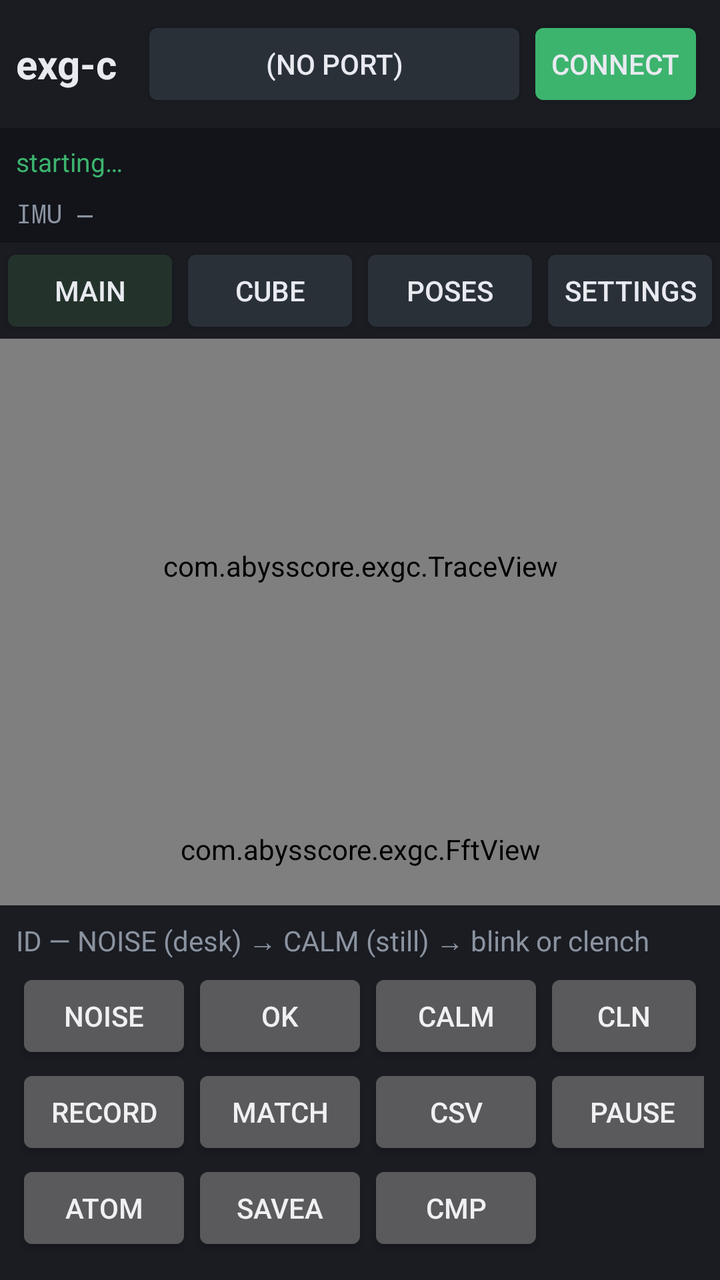
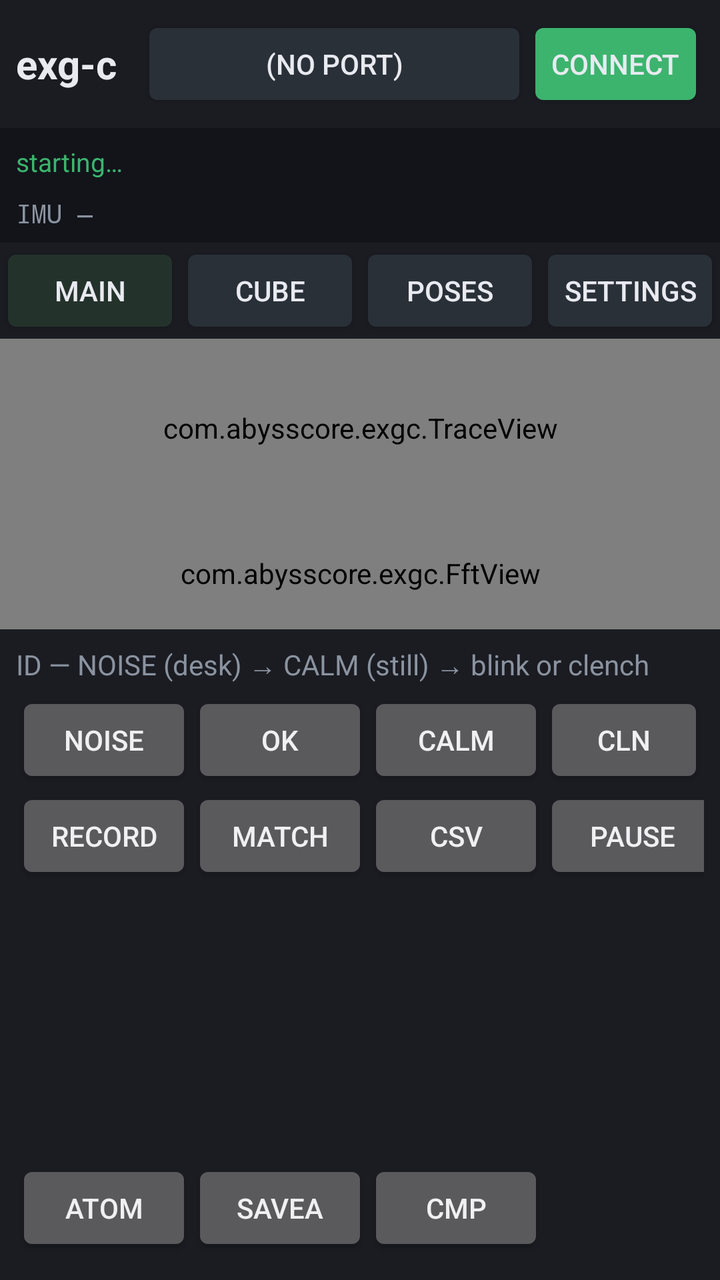

Screens rendered from an Android XML layout before and after an edit, with the pre-edit source and the edit as a unified diff.
<!-- AndroidManifest.xml: application theme android:Theme.DeviceDefault.NoActionBar -->
<!-- res/layout/activity_exg.xml -->
<?xml version="1.0" encoding="utf-8"?>
<LinearLayout xmlns:android="http://schemas.android.com/apk/res/android"
    android:layout_width="match_parent"
    android:layout_height="match_parent"
    android:background="@color/bg"
    android:orientation="vertical">

    <LinearLayout
        android:layout_width="match_parent"
        android:layout_height="wrap_content"
        android:background="@color/panel"
        android:gravity="center_vertical"
        android:padding="8dp">

        <TextView
            android:id="@+id/title"
            android:layout_width="wrap_content"
            android:layout_height="wrap_content"
            android:paddingEnd="12dp"
            android:text="exg-c"
            android:textColor="@color/ink"
            android:textSize="20sp"
            android:textStyle="bold" />

        <Button
            android:id="@+id/port"
            android:layout_width="0dp"
            android:layout_height="wrap_content"
            android:layout_weight="1"
            android:backgroundTint="@color/btn"
            android:text="(no port)"
            android:textColor="@color/ink" />

        <Button
            android:id="@+id/connect"
            android:layout_width="wrap_content"
            android:layout_height="wrap_content"
            android:backgroundTint="@color/ok"
            android:text="Connect"
            android:textColor="@color/ink" />
    </LinearLayout>

    <TextView
        android:id="@+id/status"
        android:layout_width="match_parent"
        android:layout_height="wrap_content"
        android:background="#12141A"
        android:ellipsize="end"
        android:maxLines="2"
        android:padding="8dp"
        android:text="starting…"
        android:textColor="@color/ok"
        android:textSize="13sp" />

    <TextView
        android:id="@+id/imuLine"
        android:layout_width="match_parent"
        android:layout_height="wrap_content"
        android:background="#12141A"
        android:fontFamily="monospace"
        android:paddingLeft="8dp"
        android:paddingRight="8dp"
        android:paddingBottom="6dp"
        android:text="IMU —"
        android:textColor="@color/muted"
        android:textSize="13sp" />

    <LinearLayout
        android:layout_width="match_parent"
        android:layout_height="wrap_content"
        android:background="@color/panel">

        <Button
            android:id="@+id/tabMain"
            android:layout_width="0dp"
            android:layout_height="wrap_content"
            android:layout_weight="1"
            android:backgroundTint="#24322C"
            android:text="Main"
            android:textColor="@color/ink" />

        <Button
            android:id="@+id/tabCube"
            android:layout_width="0dp"
            android:layout_height="wrap_content"
            android:layout_weight="1"
            android:backgroundTint="@color/btn"
            android:text="Cube"
            android:textColor="@color/ink" />

        <Button
            android:id="@+id/tabPoses"
            android:layout_width="0dp"
            android:layout_height="wrap_content"
            android:layout_weight="1"
            android:backgroundTint="@color/btn"
            android:text="Poses"
            android:textColor="@color/ink" />

        <Button
            android:id="@+id/tabSet"
            android:layout_width="0dp"
            android:layout_height="wrap_content"
            android:layout_weight="1"
            android:backgroundTint="@color/btn"
            android:text="Settings"
            android:textColor="@color/ink" />
    </LinearLayout>

    <FrameLayout
        android:layout_width="match_parent"
        android:layout_height="0dp"
        android:layout_weight="1">

        <LinearLayout
            android:id="@+id/mainPane"
            android:layout_width="match_parent"
            android:layout_height="match_parent"
            android:orientation="vertical">

            <com.abysscore.exgc.TraceView
                android:id="@+id/traces"
                android:layout_width="match_parent"
                android:layout_height="0dp"
                android:layout_weight="1" />

            <com.abysscore.exgc.FftView
                android:id="@+id/fft"
                android:layout_width="match_parent"
                android:layout_height="56dp" />
        </LinearLayout>

        <LinearLayout
            android:id="@+id/cubePane"
            android:layout_width="match_parent"
            android:layout_height="match_parent"
            android:orientation="vertical"
            android:visibility="gone">

            <LinearLayout
                android:layout_width="match_parent"
                android:layout_height="wrap_content"
                android:background="@color/panel"
                android:padding="4dp">

                <Button
                    android:id="@+id/cubeViz"
                    android:layout_width="0dp"
                    android:layout_height="wrap_content"
                    android:layout_weight="1"
                    android:text="viz" />

                <Button
                    android:id="@+id/cubeMap"
                    android:layout_width="0dp"
                    android:layout_height="wrap_content"
                    android:layout_weight="1"
                    android:text="map" />

                <Button
                    android:id="@+id/cubeZoomOut"
                    android:layout_width="wrap_content"
                    android:layout_height="wrap_content"
                    android:text="−" />

                <Button
                    android:id="@+id/cubeZoomIn"
                    android:layout_width="wrap_content"
                    android:layout_height="wrap_content"
                    android:text="+" />

                <Button
                    android:id="@+id/cubeFront"
                    android:layout_width="wrap_content"
                    android:layout_height="wrap_content"
                    android:text="front" />

                <Button
                    android:id="@+id/cubeAlgo"
                    android:layout_width="wrap_content"
                    android:layout_height="wrap_content"
                    android:text="algo detect" />
            </LinearLayout>

            <LinearLayout
                android:id="@+id/cubeChRow"
                android:layout_width="match_parent"
                android:layout_height="wrap_content"
                android:background="@color/panel"
                android:padding="2dp" />

            <LinearLayout
                android:id="@+id/cubeMapTools"
                android:layout_width="match_parent"
                android:layout_height="wrap_content"
                android:background="@color/panel"
                android:gravity="center_vertical"
                android:padding="4dp"
                android:visibility="gone">

                <Button
                    android:id="@+id/sitePrev"
                    android:layout_width="wrap_content"
                    android:layout_height="wrap_content"
                    android:text="&lt;" />

                <TextView
                    android:id="@+id/siteLabel"
                    android:layout_width="0dp"
                    android:layout_height="wrap_content"
                    android:layout_weight="1"
                    android:gravity="center"
                    android:text="Fp1"
                    android:textColor="@color/crimson"
                    android:textSize="16sp" />

                <Button
                    android:id="@+id/siteNext"
                    android:layout_width="wrap_content"
                    android:layout_height="wrap_content"
                    android:text="&gt;" />

                <Button
                    android:id="@+id/siteAssign"
                    android:layout_width="wrap_content"
                    android:layout_height="wrap_content"
                    android:text="Assign" />
            </LinearLayout>

            <com.abysscore.exgc.CubeView
                android:id="@+id/cube"
                android:layout_width="match_parent"
                android:layout_height="0dp"
                android:layout_weight="1" />
        </LinearLayout>

        <ScrollView
            android:id="@+id/poses"
            android:layout_width="match_parent"
            android:layout_height="match_parent"
            android:visibility="gone">

            <LinearLayout
                android:layout_width="match_parent"
                android:layout_height="wrap_content"
                android:orientation="vertical"
                android:padding="12dp">

                <TextView
                    android:layout_width="wrap_content"
                    android:layout_height="wrap_content"
                    android:text="Recorded poses — delete here. Main only shows the name."
                    android:textColor="@color/muted" />

                <TextView
                    android:id="@+id/poseHint"
                    android:layout_width="match_parent"
                    android:layout_height="wrap_content"
                    android:paddingTop="8dp"
                    android:paddingBottom="8dp"
                    android:text="MATCH on to see wave % vs cube Jaccard. Tap a row to select."
                    android:textColor="@color/ink" />

                <LinearLayout
                    android:id="@+id/poseList"
                    android:layout_width="match_parent"
                    android:layout_height="wrap_content"
                    android:orientation="vertical" />
            </LinearLayout>
        </ScrollView>

        <ScrollView
            android:id="@+id/settings"
            android:layout_width="match_parent"
            android:layout_height="match_parent"
            android:visibility="gone">

            <LinearLayout
                android:layout_width="match_parent"
                android:layout_height="wrap_content"
                android:orientation="vertical"
                android:padding="12dp">

                <TextView
                    android:layout_width="wrap_content"
                    android:layout_height="wrap_content"
                    android:text="Profile — export/import as a file (Files / Drive / Downloads)"
                    android:textColor="@color/muted" />

                <EditText
                    android:id="@+id/profName"
                    android:layout_width="match_parent"
                    android:layout_height="wrap_content"
                    android:hint="name (letters, digits, - _)"
                    android:inputType="text"
                    android:textColor="@color/ink"
                    android:textColorHint="@color/muted" />

                <LinearLayout
                    android:layout_width="match_parent"
                    android:layout_height="wrap_content">

                    <Button
                        android:id="@+id/profExport"
                        android:layout_width="0dp"
                        android:layout_height="wrap_content"
                        android:layout_weight="1"
                        android:text="Export…" />

                    <Button
                        android:id="@+id/profImport"
                        android:layout_width="0dp"
                        android:layout_height="wrap_content"
                        android:layout_weight="1"
                        android:text="Import…" />
                </LinearLayout>

                <LinearLayout
                    android:layout_width="match_parent"
                    android:layout_height="wrap_content">

                    <Button
                        android:id="@+id/profSave"
                        android:layout_width="0dp"
                        android:layout_height="wrap_content"
                        android:layout_weight="1"
                        android:text="Save here" />

                    <Button
                        android:id="@+id/profLoad"
                        android:layout_width="0dp"
                        android:layout_height="wrap_content"
                        android:layout_weight="1"
                        android:text="Load here" />
                </LinearLayout>

                <LinearLayout
                    android:id="@+id/profChips"
                    android:layout_width="match_parent"
                    android:layout_height="wrap_content"
                    android:orientation="vertical"
                    android:paddingTop="8dp" />

                <TextView
                    android:id="@+id/profList"
                    android:layout_width="match_parent"
                    android:layout_height="wrap_content"
                    android:paddingTop="4dp"
                    android:textColor="@color/muted"
                    android:visibility="gone" />

                <TextView
                    android:layout_width="wrap_content"
                    android:layout_height="wrap_content"
                    android:paddingTop="12dp"
                    android:text="View — time window is how much of the plot you see"
                    android:textColor="@color/muted" />

                <LinearLayout
                    android:layout_width="match_parent"
                    android:layout_height="wrap_content">

                    <Button
                        android:id="@+id/win"
                        android:layout_width="0dp"
                        android:layout_height="wrap_content"
                        android:layout_weight="1"
                        android:text="win 2s" />

                    <Button
                        android:id="@+id/scale"
                        android:layout_width="0dp"
                        android:layout_height="wrap_content"
                        android:layout_weight="1"
                        android:text="scale" />
                </LinearLayout>

                <LinearLayout
                    android:layout_width="match_parent"
                    android:layout_height="wrap_content">

                    <Button
                        android:id="@+id/uiScale"
                        android:layout_width="0dp"
                        android:layout_height="wrap_content"
                        android:layout_weight="1"
                        android:text="UI 1.5x" />

                    <Button
                        android:id="@+id/board"
                        android:layout_width="0dp"
                        android:layout_height="wrap_content"
                        android:layout_weight="1"
                        android:text="8-ch + IMU" />
                </LinearLayout>

                <TextView
                    android:layout_width="wrap_content"
                    android:layout_height="wrap_content"
                    android:paddingTop="12dp"
                    android:text="Process — CAR kills shared 50 Hz. Envelope shows a clench as a hump."
                    android:textColor="@color/muted" />

                <LinearLayout
                    android:layout_width="match_parent"
                    android:layout_height="wrap_content">

                    <Button
                        android:id="@+id/band"
                        android:layout_width="0dp"
                        android:layout_height="wrap_content"
                        android:layout_weight="1"
                        android:text="band raw" />

                    <Button
                        android:id="@+id/car"
                        android:layout_width="0dp"
                        android:layout_height="wrap_content"
                        android:layout_weight="1"
                        android:text="CAR" />
                </LinearLayout>

                <LinearLayout
                    android:layout_width="match_parent"
                    android:layout_height="wrap_content">

                    <Button
                        android:id="@+id/detrend"
                        android:layout_width="0dp"
                        android:layout_height="wrap_content"
                        android:layout_weight="1"
                        android:text="raw DC" />

                    <Button
                        android:id="@+id/env"
                        android:layout_width="0dp"
                        android:layout_height="wrap_content"
                        android:layout_weight="1"
                        android:text="wave" />
                </LinearLayout>

                <LinearLayout
                    android:layout_width="match_parent"
                    android:layout_height="wrap_content">

                    <Button
                        android:id="@+id/notch"
                        android:layout_width="0dp"
                        android:layout_height="wrap_content"
                        android:layout_weight="1"
                        android:text="notch" />

                    <Button
                        android:id="@+id/hp"
                        android:layout_width="0dp"
                        android:layout_height="wrap_content"
                        android:layout_weight="1"
                        android:text="hp" />
                </LinearLayout>

                <LinearLayout
                    android:layout_width="match_parent"
                    android:layout_height="wrap_content">

                    <Button
                        android:id="@+id/lp"
                        android:layout_width="0dp"
                        android:layout_height="wrap_content"
                        android:layout_weight="1"
                        android:text="lp off" />

                    <Button
                        android:id="@+id/algo"
                        android:layout_width="0dp"
                        android:layout_height="wrap_content"
                        android:layout_weight="1"
                        android:text="algo detect" />
                </LinearLayout>

                <TextView
                    android:layout_width="wrap_content"
                    android:layout_height="wrap_content"
                    android:paddingTop="12dp"
                    android:text="Channels — tap the site name for RGB, tap gN for gain"
                    android:textColor="@color/muted" />

                <LinearLayout
                    android:id="@+id/chGrid"
                    android:layout_width="match_parent"
                    android:layout_height="wrap_content"
                    android:orientation="vertical"
                    android:paddingTop="12dp" />
            </LinearLayout>
        </ScrollView>
    </FrameLayout>

    <LinearLayout
        android:id="@+id/learnBar"
        android:layout_width="match_parent"
        android:layout_height="wrap_content"
        android:background="@color/panel"
        android:gravity="center_vertical"
        android:orientation="vertical"
        android:padding="8dp">

        <TextView
            android:id="@+id/idLine"
            android:layout_width="match_parent"
            android:layout_height="wrap_content"
            android:paddingBottom="4dp"
            android:text="ID — NOISE (desk) → CALM (still) → blink or clench"
            android:textColor="@color/muted"
            android:textSize="14sp" />

        <LinearLayout
            android:layout_width="match_parent"
            android:layout_height="wrap_content">

            <Button
                android:id="@+id/noise"
                android:layout_width="wrap_content"
                android:layout_height="wrap_content"
                android:text="NOISE" />

            <Button
                android:id="@+id/noiseOk"
                android:layout_width="wrap_content"
                android:layout_height="wrap_content"
                android:text="OK" />

            <Button
                android:id="@+id/calm"
                android:layout_width="wrap_content"
                android:layout_height="wrap_content"
                android:text="CALM" />

            <Button
                android:id="@+id/clean"
                android:layout_width="wrap_content"
                android:layout_height="wrap_content"
                android:text="CLN" />
        </LinearLayout>

        <LinearLayout
            android:layout_width="match_parent"
            android:layout_height="wrap_content">

            <EditText
                android:id="@+id/learnName"
                android:layout_width="0dp"
                android:layout_height="wrap_content"
                android:layout_weight="1"
                android:hint="learn name"
                android:inputType="text"
                android:textColor="@color/ink"
                android:textColorHint="@color/muted" />

            <Button
                android:id="@+id/record"
                android:layout_width="wrap_content"
                android:layout_height="wrap_content"
                android:text="Record" />

            <Button
                android:id="@+id/match"
                android:layout_width="wrap_content"
                android:layout_height="wrap_content"
                android:text="MATCH" />

            <Button
                android:id="@+id/csv"
                android:layout_width="wrap_content"
                android:layout_height="wrap_content"
                android:text="CSV" />

            <Button
                android:id="@+id/pause"
                android:layout_width="wrap_content"
                android:layout_height="wrap_content"
                android:text="Pause" />
        </LinearLayout>

        <LinearLayout
            android:layout_width="match_parent"
            android:layout_height="wrap_content">

            <Button
                android:id="@+id/atom"
                android:layout_width="wrap_content"
                android:layout_height="wrap_content"
                android:text="ATOM" />

            <Button
                android:id="@+id/atomSave"
                android:layout_width="wrap_content"
                android:layout_height="wrap_content"
                android:text="SaveA" />

            <Button
                android:id="@+id/atomCmp"
                android:layout_width="wrap_content"
                android:layout_height="wrap_content"
                android:text="CMP" />
        </LinearLayout>

        <HorizontalScrollView
            android:layout_width="match_parent"
            android:layout_height="wrap_content"
            android:paddingTop="4dp">

            <LinearLayout
                android:id="@+id/learnChips"
                android:layout_width="wrap_content"
                android:layout_height="wrap_content"
                android:orientation="horizontal" />
        </HorizontalScrollView>
    </LinearLayout>
</LinearLayout>
<!-- resources referenced by this layout -->
<resources>
  <color name="bg">#101218</color>
  <color name="btn">#2A3038</color>
  <color name="crimson">#F22647</color>
  <color name="ink">#E8EAF0</color>
  <color name="muted">#8B93A0</color>
  <color name="ok">#3CB46E</color>
  <color name="panel">#1A1C22</color>
</resources>

<!-- the commit's change to res/layout/activity_exg.xml (unified diff, before → after) -->
@@ -287,14 +287,13 @@
                     android:text="Profile — export/import as a file (Files / Drive / Downloads)"
                     android:textColor="@color/muted" />
 
-                <EditText
+                <Button
                     android:id="@+id/profName"
                     android:layout_width="match_parent"
                     android:layout_height="wrap_content"
-                    android:hint="name (letters, digits, - _)"
-                    android:inputType="text"
-                    android:textColor="@color/ink"
-                    android:textColorHint="@color/muted" />
+                    android:gravity="start|center_vertical"
+                    android:text="name (tap to type)"
+                    android:textColor="@color/ink" />
 
                 <LinearLayout
                     android:layout_width="match_parent"
@@ -545,15 +544,14 @@
             android:layout_width="match_parent"
             android:layout_height="wrap_content">
 
-            <EditText
+            <Button
                 android:id="@+id/learnName"
                 android:layout_width="0dp"
                 android:layout_height="wrap_content"
                 android:layout_weight="1"
-                android:hint="learn name"
-                android:inputType="text"
-                android:textColor="@color/ink"
-                android:textColorHint="@color/muted" />
+                android:gravity="start|center_vertical"
+                android:text="name (tap)"
+                android:textColor="@color/ink" />
 
             <Button
                 android:id="@+id/record"
